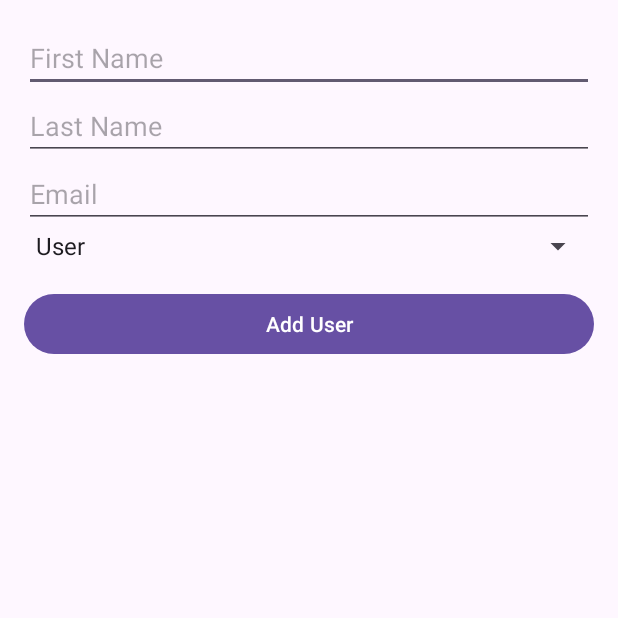
After one commit to PaulinPrize/LocalLoop-App, an Android app: the AddUserActivity screen opened directly, with no data from a screen before it, on a phone screen of 412 x 824 dp, the top half of it. The commit adds this screen. Run offline under Robolectric (Android 15) with nearby library versions, the phone set to English and light mode, and no system bars; our stand-ins replace Firebase (no records; nobody signed in at launch, a user with empty details on screens opened directly).

Commit message:
Implement full user management features with status toggle, add user, and UI fixes
- Added status handling (Active/Inactive) in User model and UserAdapter
- Fixed Reactivate button logic to toggle status correctly
- Renamed conflicting button IDs and clarified their roles in layout
- Implemented AddUserActivity to create new users in Firebase
- Prevented multiple user creation by disabling repeated clicks
- Auto-close AddUserActivity after successful user addition
- Cleaned up UI elements, improved user feedback with toasts

```diff
--- a/app/src/main/AndroidManifest.xml
+++ b/app/src/main/AndroidManifest.xml
@@ -26,5 +26,6 @@
         <activity android:name=".UserListActivity" android:exported="false" />
         <activity android:name=".CategoryListActivity" android:exported="false" />
         <activity android:name=".AddCategoryActivity" android:exported="false" />
+        <activity android:name=".AddUserActivity" />
     </application>
 </manifest>
--- /dev/null
+++ b/app/src/main/java/com/example/localloopapplication/AddUserActivity.java
@@ -0,0 +1,77 @@
+package com.example.localloopapplication;
+
+import android.os.Bundle;
+import android.widget.Button;
+import android.widget.EditText;
+import android.widget.Spinner;
+import android.widget.ArrayAdapter;
+import android.widget.Toast;
+
+import androidx.appcompat.app.AppCompatActivity;
+
+import com.google.firebase.database.DatabaseReference;
+import com.google.firebase.database.FirebaseDatabase;
+
+public class AddUserActivity extends AppCompatActivity {
+
+    private EditText edtFirstName, edtLastName, edtEmail;
+    private Spinner spinnerRole;
+    private Button btnSave;
+
+    private DatabaseReference usersRef;
+    private boolean isSubmitting = false; // prevent multiple adds
+
+    @Override
+    protected void onCreate(Bundle savedInstanceState) {
+        super.onCreate(savedInstanceState);
+        setContentView(R.layout.activity_add_user);
+
+        usersRef = FirebaseDatabase.getInstance().getReference("users");
+
+        edtFirstName = findViewById(R.id.edtFirstName);
+        edtLastName = findViewById(R.id.edtLastName);
+        edtEmail = findViewById(R.id.edtEmail);
+        spinnerRole = findViewById(R.id.spinnerRole);
+        btnSave = findViewById(R.id.btnSaveUser);
+
+        // Populate spinner
+        ArrayAdapter<CharSequence> adapter = ArrayAdapter.createFromResource(this,
+                R.array.add_user_roles_array, android.R.layout.simple_spinner_item);
+        adapter.setDropDownViewResource(android.R.layout.simple_spinner_dropdown_item);
+        spinnerRole.setAdapter(adapter);
+
+        btnSave.setOnClickListener(v -> {
+            if (isSubmitting) return;
+            isSubmitting = true;
+
+            String firstName = edtFirstName.getText().toString().trim();
+            String lastName = edtLastName.getText().toString().trim();
+            String email = edtEmail.getText().toString().trim();
+            String role = spinnerRole.getSelectedItem().toString();
+
+            if (firstName.isEmpty() || lastName.isEmpty() || email.isEmpty()) {
+                Toast.makeText(this, "All fields are required", Toast.LENGTH_SHORT).show();
+                isSubmitting = false;
+                return;
+            }
+
+            String id = usersRef.push().getKey();
+            User newUser = new User(firstName, lastName, email, role, "Active");
+
+            if (id != null) {
+                usersRef.child(id).setValue(newUser)
+                        .addOnSuccessListener(aVoid -> {
+                            Toast.makeText(this, "User added", Toast.LENGTH_SHORT).show();
+                            finish(); // Exit activity after adding
+                        })
+                        .addOnFailureListener(e -> {
+                            isSubmitting = false;
+                            Toast.makeText(this, "Failed to add user", Toast.LENGTH_SHORT).show();
+                        });
+            } else {
+                isSubmitting = false;
+                Toast.makeText(this, "Error generating user ID", Toast.LENGTH_SHORT).show();
+            }
+        });
+    }
+}
--- /dev/null
+++ b/app/src/main/res/layout/activity_add_user.xml
@@ -0,0 +1,37 @@
+<?xml version="1.0" encoding="utf-8"?>
+<LinearLayout xmlns:android="http://schemas.android.com/apk/res/android"
+    android:padding="16dp"
+    android:orientation="vertical"
+    android:layout_width="match_parent"
+    android:layout_height="match_parent">
+
+    <EditText
+        android:id="@+id/edtFirstName"
+        android:layout_width="match_parent"
+        android:layout_height="wrap_content"
+        android:hint="First Name" />
+
+    <EditText
+        android:id="@+id/edtLastName"
+        android:layout_width="match_parent"
+        android:layout_height="wrap_content"
+        android:hint="Last Name" />
+
+    <EditText
+        android:id="@+id/edtEmail"
+        android:layout_width="match_parent"
+        android:layout_height="wrap_content"
+        android:hint="Email" />
+
+    <Spinner
+        android:id="@+id/spinnerRole"
+        android:layout_width="match_parent"
+        android:layout_height="wrap_content" />
+
+    <Button
+        android:id="@+id/btnSaveUser"
+        android:layout_width="match_parent"
+        android:layout_height="wrap_content"
+        android:text="Add User"
+        android:layout_marginTop="16dp" />
+</LinearLayout>
--- a/app/src/main/res/layout/activity_admin_category_list.xml
+++ b/app/src/main/res/layout/activity_admin_category_list.xml
@@ -33,7 +33,7 @@
         android:layout_width="match_parent"
         android:layout_height="13dp" />
 
-    <androidx.recyclerview.widget.RecyclerView
+    <ListView
         android:id="@+id/listViewCategories"
         android:layout_width="match_parent"
         android:layout_height="0dp"
--- a/app/src/main/res/layout/event_row.xml
+++ b/app/src/main/res/layout/event_row.xml
@@ -31,7 +31,7 @@
         android:layout_marginTop="8dp">
 
         <Button
-            android:id="@+id/btnCatEdit"
+            android:id="@+id/btnEdit"
             android:layout_width="wrap_content"
             android:layout_height="wrap_content"
             android:text="@string/edit_button" />
--- a/app/src/main/res/values/strings.xml
+++ b/app/src/main/res/values/strings.xml
@@ -5,6 +5,11 @@
     <string-array name="roles_array">
         <item>Organizer</item>
         <item>Participant</item>
+    </string-array>
+
+    <string-array name="add_user_roles_array">
+        <item>User</item>
+        <item>Admin</item>
     </string-array>
 
     <string name="login_button">Login</string>
```
Also changed, not shown: app/src/main/java/com/example/localloopapplication/User.java (+8 -13 lines), app/src/main/java/com/example/localloopapplication/UserAdapter.java (+66 -17 lines), app/src/main/java/com/example/localloopapplication/UserListActivity.java (+9 -0 lines), app/src/main/java/com/example/localloopapplication/WelcomeActivity.java (+14 -11 lines), app/src/main/res/layout/user_item.xml (+18 -9 lines).
